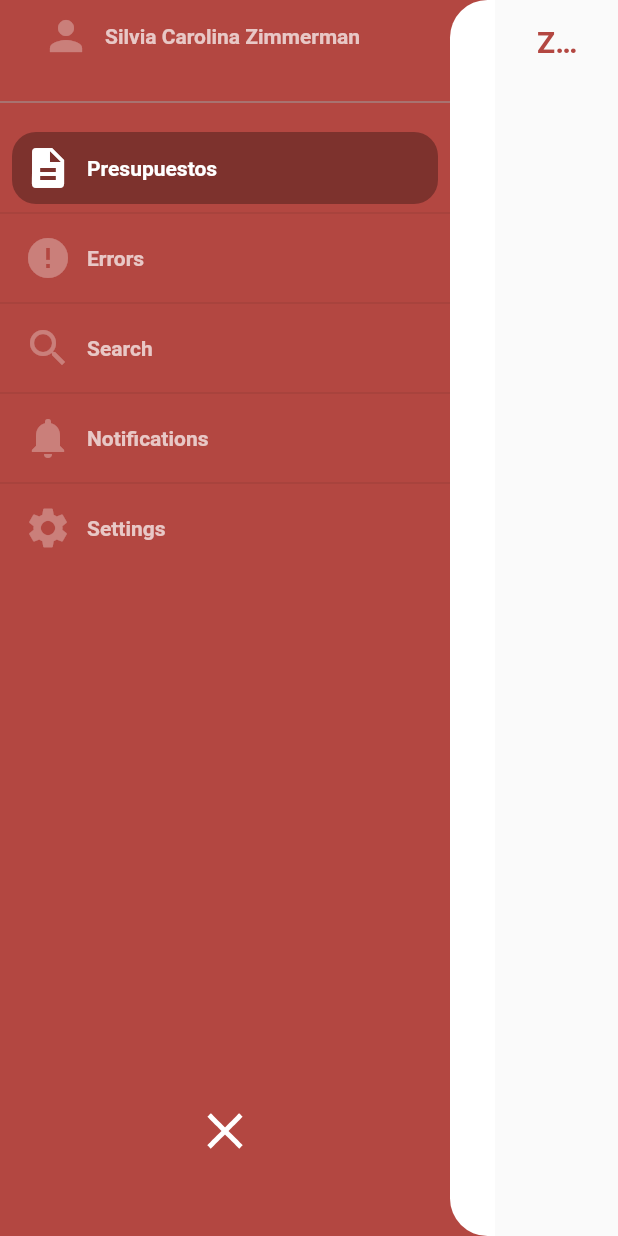
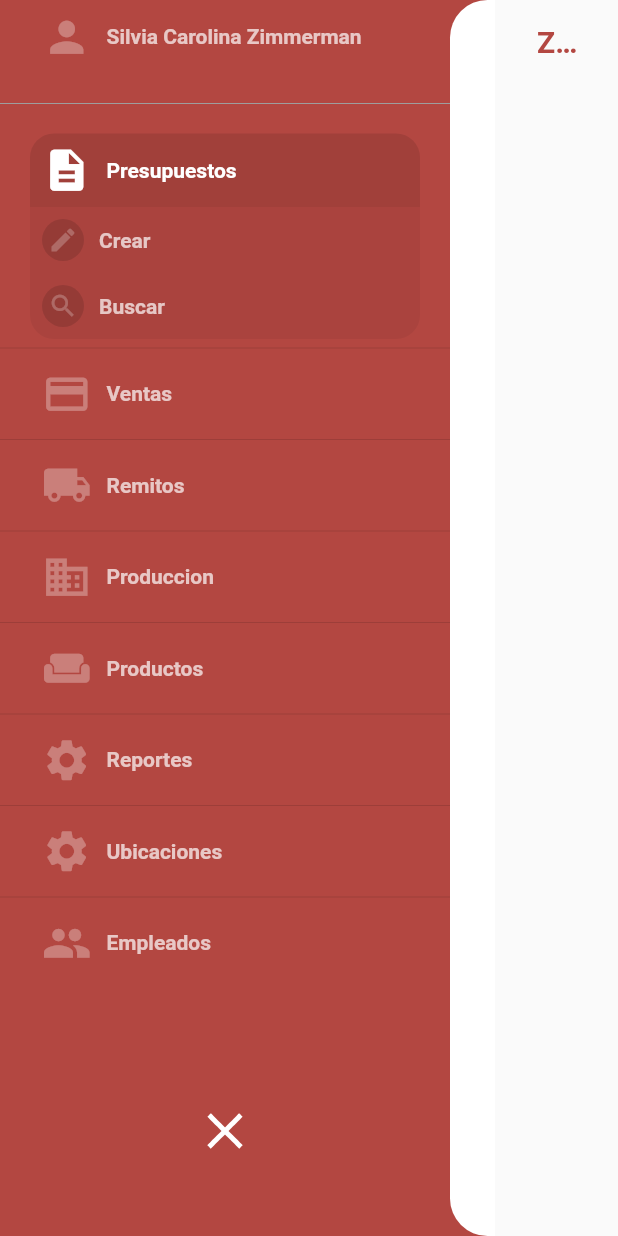
Before and after one commit to ZMGestion/FrontendZMGestion, a Flutter app: the screen it shows after launch, on a phone screen of 412 x 824 dp. Run offline on Flutter 3.47's test engine with Material 2 defaults, Android fonts, the phone set to English and light mode, and no system bars; our stand-ins replace bloc, equatable, flutter_bloc, get_it, google_fonts, responsive_builder; missing offline and left inert: custom_navigation_drawer.

Commit message:
Cambios drawer

```diff
--- a/zmgestion/lib/src/views/BodyTemplate.dart
+++ b/zmgestion/lib/src/views/BodyTemplate.dart
@@ -23,7 +23,10 @@ class BodyTemplate extends StatelessWidget {
         children: <Widget>[
           Row(
             children: [
-              ZMDrawer(),
+              ZMDrawer(
+                maxWidth: 300,
+                minWidth: 70,
+              ),
               Expanded(
                   child: Stack(
                     children: [
--- a/zmgestion/lib/src/views/structure/ZMDrawer.dart
+++ b/zmgestion/lib/src/views/structure/ZMDrawer.dart
@@ -6,14 +6,23 @@ Color drawerBackgroundColor = Color(0xFF272D34);
 
 
 class ZMDrawer extends StatefulWidget {
+  final double minWidth;
+  final double maxWidth;
+
+  const ZMDrawer({
+    Key key,
+    this.maxWidth,
+    this.minWidth = 70,
+  }) : super(key: key);
+
+
   @override
   ZMDrawerState createState() {
     return new ZMDrawerState();
   }
 }
 
-class ZMDrawerState extends State<ZMDrawer>
-    with SingleTickerProviderStateMixin {
+class ZMDrawerState extends State<ZMDrawer> with SingleTickerProviderStateMixin {
   double maxWidth = 300;
   double minWidth = 70;
   bool isCollapsed = false;
@@ -24,6 +33,8 @@ class ZMDrawerState extends State<ZMDrawer>
   @override
   void initState() {
     super.initState();
+    maxWidth = widget.maxWidth;
+    minWidth = widget.minWidth;
     _animationController = AnimationController(
         vsync: this, duration: Duration(milliseconds: 300));
     widthAnimation = Tween<double>(begin: maxWidth, end: minWidth)
@@ -68,10 +79,43 @@ class ZMDrawerState extends State<ZMDrawer>
                     return Divider(height: 12.0);
                   },
                   itemBuilder: (context, counter) {
-                    return CollapsingListTile(
+                    return Material(
+                          color: Colors.transparent,
+                          child: InkWell(
+                          focusColor: Colors.transparent,
+                          onHover: (h){
+                            if(h){
+                              setState(() {
+                                currentSelectedIndex = counter;
+                              });
+                            }
+                          },
+                          /*
+                          onEnter: (_){
+                            setState(() {
+                              currentSelectedIndex = counter;
+                            });
+                          },
+                          onExit: (_){
+                            if(currentSelectedIndex == counter){
+                              setState(() {
+                                currentSelectedIndex = -1;
+                              });
+                            }
+                          },
+                          */
+                          onTap: (){},
+                          child: Column(
+                          children: [
+                            CollapsingListTile(
                                 onTap: () {
                                   setState(() {
+                                    if(!(currentSelectedIndex == counter)){
                                       currentSelectedIndex = counter;
+                                    }else{
+                                      currentSelectedIndex = -1;
+                                    }
+
                                   });
                                 },
                                 width: maxWidth - 40,
@@ -79,6 +123,32 @@ class ZMDrawerState extends State<ZMDrawer>
                                 title: navigationItems[counter].title,
                                 icon: navigationItems[counter].icon,
                                 animationController: _animationController,
+                            ),
+                            Visibility(
+                                visible: currentSelectedIndex == counter,
+                                child: Column(
+                                  children: [
+                                    SubCollapsingListTile(
+                                      title: 'Crear',
+                                      icon: Icons.edit,
+                                      animationController: _animationController,
+                                      width: maxWidth - 40,
+                                      onTap: (){}
+                                    ),
+                                    SubCollapsingListTile(
+                                      title: 'Buscar',
+                                      icon: Icons.search,
+                                      isLast: true,
+                                      animationController: _animationController,
+                                      width: maxWidth - 40,
+                                      onTap: (){}
+                                    ),
+                                  ],
+                                ),
+                            ),
+                          ],
+                            ),
+                      ),
                     );
                   },
                   itemCount: navigationItems.length,
@@ -149,9 +219,9 @@ class _CollapsingListTileState extends State<CollapsingListTile> {
       onTap: widget.onTap,
       child: Container(
         decoration: BoxDecoration(
-          borderRadius: BorderRadius.all(Radius.circular(16.0)),
+          borderRadius: BorderRadius.vertical(top: Radius.circular(16.0)),
           color: widget.isSelected
-              ? Colors.transparent.withOpacity(0.3)
+              ? Colors.transparent.withOpacity(0.1)
               : Colors.transparent,
         ),
         width: widthAnimation.value,
@@ -163,7 +233,84 @@ class _CollapsingListTileState extends State<CollapsingListTile> {
             Icon(
               widget.icon,
               color: widget.isSelected ? selectedColor : Colors.white30,
-              size: 32.0,
+              size: 33.0,
+            ),
+            SizedBox(width: sizedBoxAnimation.value),
+            (widthAnimation.value >= 190)
+                ? Text(widget.title,
+                    style: widget.isSelected
+                        ? listTitleSelectedTextStyle
+                        : listTitleDefaultTextStyle)
+                : Container()
+          ],
+        ),
+      ),
+    );
+  }
+}
+
+class SubCollapsingListTile extends StatefulWidget {
+  final String title;
+  final IconData icon;
+  final AnimationController animationController;
+  final bool isSelected;
+  final Function onTap;
+  final double width;
+  final bool isLast;
+
+  SubCollapsingListTile(
+      {@required this.title,
+      @required this.icon,
+      @required this.width,
+      @required this.animationController,
+      this.isLast = false,
+      this.isSelected = false,
+      this.onTap});
+
+  @override
+  _SubCollapsingListTileState createState() => _SubCollapsingListTileState();
+}
+
+class _SubCollapsingListTileState extends State<SubCollapsingListTile> {
+  Animation<double> widthAnimation, sizedBoxAnimation;
+
+  @override
+  void initState() {
+    super.initState();
+    widthAnimation =
+        Tween<double>(begin: widget.width, end: 70).animate(widget.animationController);
+    sizedBoxAnimation =
+        Tween<double>(begin: 10, end: 0).animate(widget.animationController);
+  }
+
+  @override
+  Widget build(BuildContext context) {
+    return InkWell(
+      onTap: widget.onTap,
+      child: Container(
+        decoration: BoxDecoration(
+          borderRadius: widget.isLast ? BorderRadius.vertical(bottom: Radius.circular(16)) : null,
+          color: widget.isSelected
+              ? Colors.transparent.withOpacity(0.3)
+              : Colors.transparent.withOpacity(0.05),
+        ),
+        width: widthAnimation.value,
+        margin: EdgeInsets.symmetric(horizontal: 8.0),
+        padding: EdgeInsets.symmetric(horizontal: 8.0, vertical: 8.0),
+        child: Row(
+          mainAxisAlignment: (widthAnimation.value >= 190) ? MainAxisAlignment.start : MainAxisAlignment.center,
+          children: <Widget>[
+            Container(
+              padding: EdgeInsets.all(4),
+              decoration: BoxDecoration(
+                borderRadius: BorderRadius.circular(30),
+                color: Colors.black12
+              ),
+              child: Icon(
+                widget.icon,
+                color: widget.isSelected ? selectedColor : Colors.white24,
+                size: 20.0,
+              ),
             ),
             SizedBox(width: sizedBoxAnimation.value),
             (widthAnimation.value >= 190)
@@ -186,8 +333,11 @@ class NavigationModel {
 }
 List<NavigationModel> navigationItems = [
   NavigationModel(title: "Presupuestos", icon: Icons.description),
-  NavigationModel(title: "Errors", icon: Icons.error),
-  NavigationModel(title: "Search", icon: Icons.search),
-  NavigationModel(title: "Notifications", icon: Icons.notifications),
-  NavigationModel(title: "Settings", icon: Icons.settings),
+  NavigationModel(title: "Ventas", icon: Icons.payment),
+  NavigationModel(title: "Remitos", icon: Icons.local_shipping),
+  NavigationModel(title: "Produccion", icon: Icons.domain),
+  NavigationModel(title: "Productos", icon: Icons.weekend), //Icons.style
+  NavigationModel(title: "Reportes", icon: Icons.settings),
+  NavigationModel(title: "Ubicaciones", icon: Icons.settings),
+  NavigationModel(title: "Empleados", icon: Icons.people)
 ];
```
Lines whose indentation alone changed are shown as unchanged.
